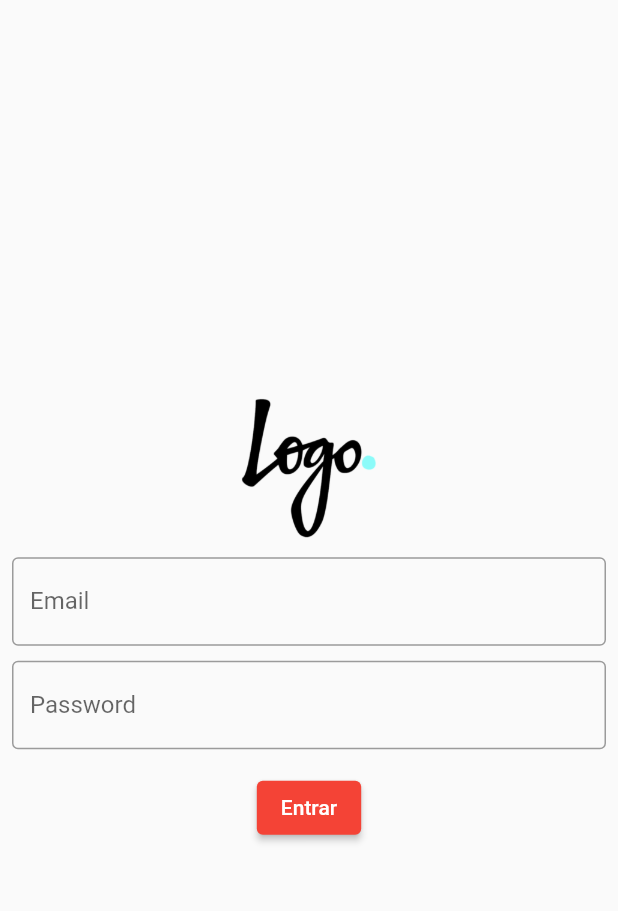
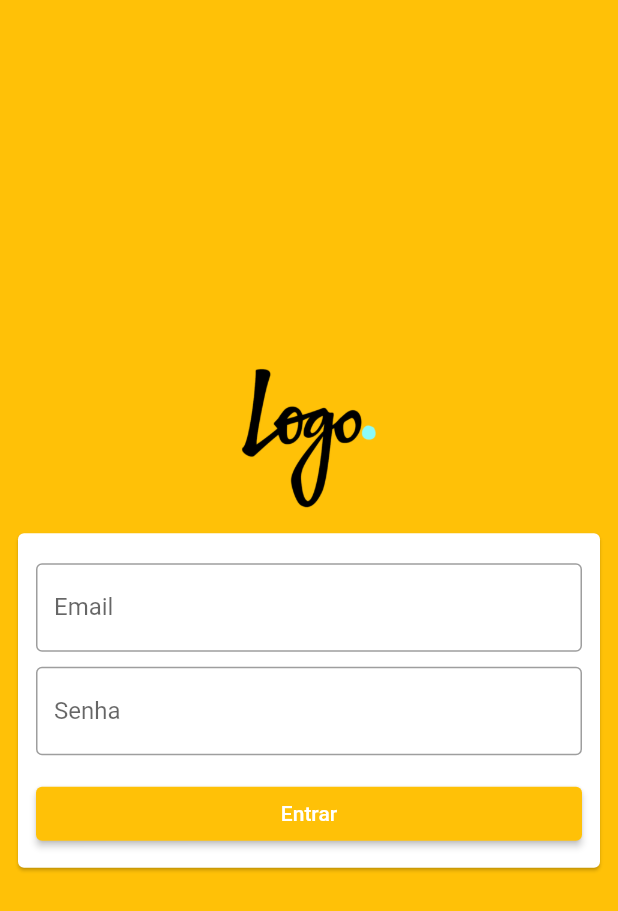
Before and after one commit to lamecksilva/ethics_question, a Flutter app: the screen it shows after launch, on a phone screen of 412 x 824 dp. Shown: the top 911 px of the screen. Run offline on Flutter 3.47's test engine with Material 2 defaults, Android fonts, the phone set to English and light mode, and no system bars.

Commit message:
feat(*): Add styles to login page, and drawer to home page

```diff
--- a/lib/login_page.dart
+++ b/lib/login_page.dart
@@ -11,10 +11,8 @@ class _LoginPageState extends State<LoginPage> {
   String email = '';
   String password = '';
 
-  @override
-  Widget build(BuildContext context) {
-    return Material(
-        child: SingleChildScrollView(
+  Widget _body() {
+    return SingleChildScrollView(
         child: SizedBox(
             width: MediaQuery.of(context).size.width,
             height: MediaQuery.of(context).size.height,
@@ -30,13 +28,19 @@ class _LoginPageState extends State<LoginPage> {
                     const SizedBox(
                       height: 10,
                     ),
+                    Card(
+                      child: Padding(
+                        padding: const EdgeInsets.only(
+                            left: 12.0, right: 12.0, top: 20.0, bottom: 12.0),
+                        child: Column(children: [
                           TextField(
                             keyboardType: TextInputType.emailAddress,
                             onChanged: (value) {
                               email = value;
                             },
                             decoration: const InputDecoration(
-                              border: OutlineInputBorder(), labelText: "Email"),
+                                border: OutlineInputBorder(),
+                                labelText: "Email"),
                           ),
                           const SizedBox(
                             height: 10,
@@ -48,13 +52,16 @@ class _LoginPageState extends State<LoginPage> {
                             },
                             decoration: const InputDecoration(
                               border: OutlineInputBorder(),
-                            labelText: "Password",
+                              labelText: "Senha",
                             ),
                           ),
                           const SizedBox(
                             height: 15,
                           ),
                           ElevatedButton(
+                              style: ElevatedButton.styleFrom(
+                                backgroundColor: Colors.amber,
+                              ),
                               onPressed: () {
                                 if (email == 'lameco@gmail.com' &&
                                     password == "123") {
@@ -65,8 +72,30 @@ class _LoginPageState extends State<LoginPage> {
                                   debugPrint("Wrong");
                                 }
                               },
-                            child: const Text("Entrar"))
+                              child: const SizedBox(
+                                width: double.infinity,
+                                child: Text(
+                                  "Entrar",
+                                  textAlign: TextAlign.center,
+                                ),
+                              ))
                         ]),
-                ))));
+                      ),
+                    ),
+                  ]),
+            )));
+  }
+
+  @override
+  Widget build(BuildContext context) {
+    return Scaffold(
+        body: Stack(
+          children: [
+            Container(
+              color: Colors.amber,
+            ),
+            _body()
+          ],
+        ));
   }
 }
```
Also changed, not shown: lib/home_page.dart (+28 -0 lines). Lines whose indentation alone changed are shown as unchanged.
